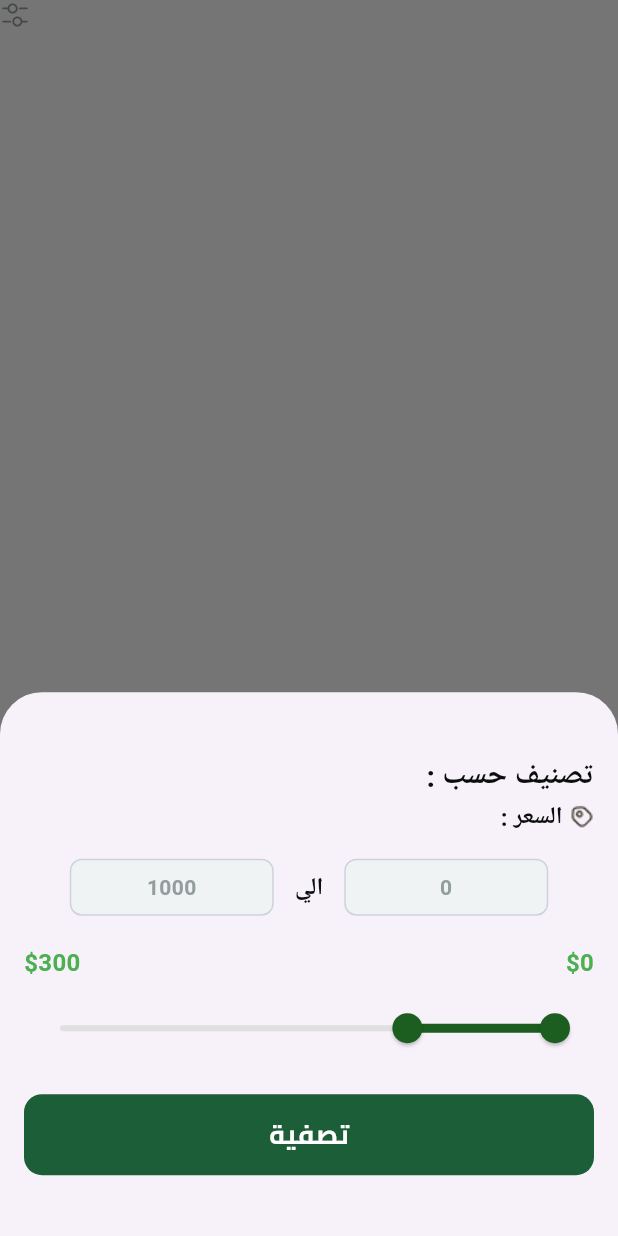
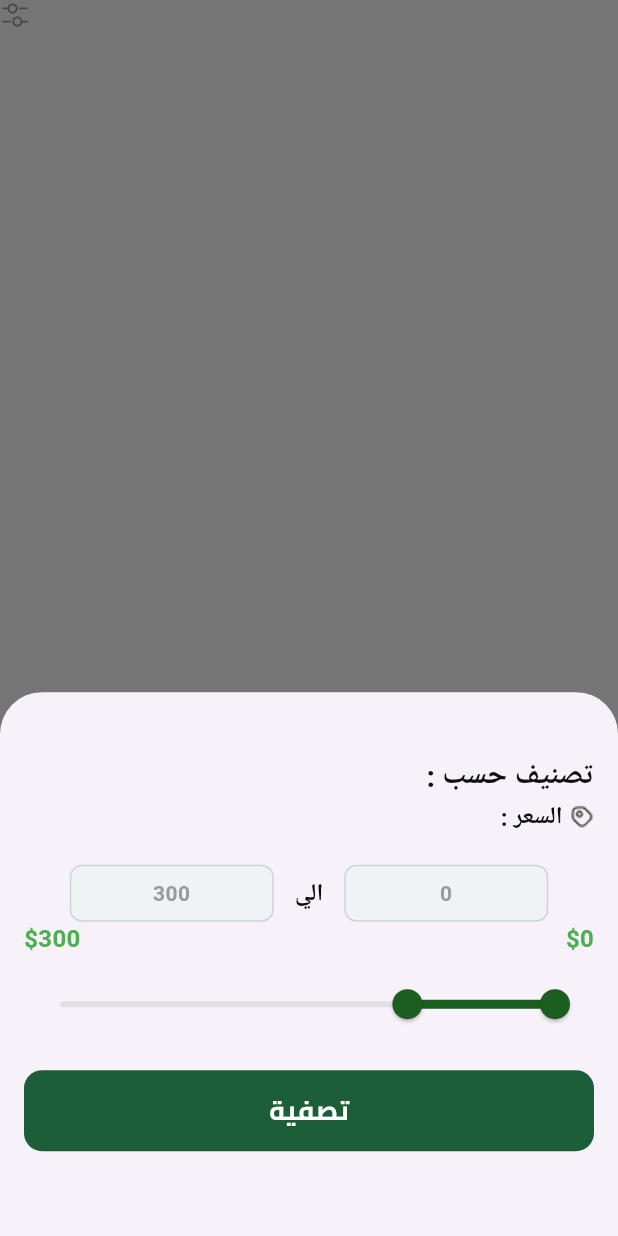
Before and after one commit to karim1430/fruits_app, a Flutter app: the CustomShowModalBottomSheet widget shown alone on an empty page, opened directly, after a tap on an icon or button, on a phone screen of 412 x 824 dp. Run offline on Flutter 3.47's test engine with Material 3 defaults, Android fonts, the phone set to English and light mode, and no system bars; our stand-ins replace awesome_dialog, bloc, cloud_firestore, dartz, firebase_auth, firebase_core and 10 more; missing offline and left inert: flutter_facebook_auth; accounts and stored records are empty; network calls fail; Roboto replaces fonts that are missing (Cairo); statements that could not run were skipped; project files that could hold a hidden picture were left out.

Commit message:
Refactor price range slider and modal components: remove unused code, enhance price logging, and implement custom checkbox for price classification.

```diff
--- a/lib/feature/products/presentation/views/widgets/custom_show_model_bottom_sheet.dart
+++ b/lib/feature/products/presentation/views/widgets/custom_show_model_bottom_sheet.dart
@@ -1,9 +1,9 @@
+import 'dart:developer';
 import 'package:flutter/material.dart';
 import 'package:flutter_svg/svg.dart';
 import 'package:fruits_hub/core/widgets/custom_elevated_button.dart';
-import 'package:fruits_hub/feature/products/presentation/views/widgets/classify_price.dart';
-
 import '../../../../../core/utils/app_styles.dart';
+import 'price_range_slider.dart';
 
 class CustomShowModalBottomSheet extends StatefulWidget {
   const CustomShowModalBottomSheet({super.key});
@@ -43,17 +43,6 @@ class _CustomShowModalBottomSheetState
                     Text('السعر :', style: AppStyles.textStyleBold16),
                   ],
                 ),
-                SizedBox(height: 16),
-                Row(
-                  mainAxisAlignment: MainAxisAlignment.center,
-                  children: [
-                    ClassifyPrice(price: StartPrice),
-                    SizedBox(width: 14),
-                    Text('الي', style: AppStyles.textStyleBold16),
-                    SizedBox(width: 14),
-                    ClassifyPrice(price: EndPrice),
-                  ],
-                ),
                 SizedBox(height: 20),
                 PriceRangeSlider(
                   onChanged: (RangeValues p1) {
@@ -71,7 +60,13 @@ class _CustomShowModalBottomSheetState
                     Expanded(
                       child: CustomElevatedButton(
                         buttonText: 'تصفية',
-                        onPressed: () {},
+                        onPressed: () {
+                          setState(() {
+                            log(
+                              'Start Price: $StartPrice, End Price: $EndPrice',
+                            );
+                          });
+                        },
                       ),
                     ),
                   ],
@@ -85,67 +80,3 @@ class _CustomShowModalBottomSheetState
     );
   }
 }
-
-class PriceRangeSlider extends StatefulWidget {
-  final Function(RangeValues) onChanged; // callback
-
-  const PriceRangeSlider({super.key, required this.onChanged});
-
-  @override
-  _PriceRangeSliderState createState() => _PriceRangeSliderState();
-}
-
-class _PriceRangeSliderState extends State<PriceRangeSlider> {
-  RangeValues _currentRangeValues = const RangeValues(0, 300);
-
-  @override
-  Widget build(BuildContext context) {
-    return Directionality(
-      textDirection: TextDirection.rtl,
-      child: Column(
-        mainAxisAlignment: MainAxisAlignment.center,
-        children: [
-          // Labels
-          Row(
-            mainAxisAlignment: MainAxisAlignment.spaceBetween,
-            children: [
-              Text(
-                "\$${_currentRangeValues.start.round()}",
-                style: const TextStyle(
-                  fontSize: 16,
-                  color: Colors.green,
-                  fontWeight: FontWeight.bold,
-                ),
-              ),
-              Text(
-                "\$${_currentRangeValues.end.round()}",
-                style: const TextStyle(
-                  fontSize: 16,
-                  color: Colors.green,
-                  fontWeight: FontWeight.bold,
-                ),
-              ),
-            ],
-          ),
-          const SizedBox(height: 8),
-
-          // RangeSlider
-          RangeSlider(
-            values: _currentRangeValues,
-            min: 0,
-            max: 1000,
-            divisions: 100,
-            activeColor: Colors.green[900],
-            inactiveColor: Colors.grey[300],
-            onChanged: (RangeValues values) {
-              setState(() {
-                _currentRangeValues = values;
-              });
-              widget.onChanged(values); // نرجع القيم لبره
-            },
-          ),
-        ],
-      ),
-    );
-  }
-}
--- /dev/null
+++ b/lib/feature/products/presentation/views/widgets/price_range_slider.dart
@@ -0,0 +1,78 @@
+import 'package:flutter/material.dart';
+import 'package:fruits_hub/core/utils/app_styles.dart';
+import 'package:fruits_hub/feature/products/presentation/views/widgets/classify_price.dart';
+
+class PriceRangeSlider extends StatefulWidget {
+  final Function(RangeValues) onChanged; // callback
+
+  const PriceRangeSlider({super.key, required this.onChanged});
+
+  @override
+  _PriceRangeSliderState createState() => _PriceRangeSliderState();
+}
+
+class _PriceRangeSliderState extends State<PriceRangeSlider> {
+  RangeValues _currentRangeValues = const RangeValues(0, 300);
+
+  @override
+  Widget build(BuildContext context) {
+    return Directionality(
+      textDirection: TextDirection.rtl,
+      child: Column(
+        mainAxisAlignment: MainAxisAlignment.center,
+        children: [
+          ////////////////////
+          Row(
+            mainAxisAlignment: MainAxisAlignment.center,
+            children: [
+              ClassifyPrice(price: _currentRangeValues.start.round()),
+              SizedBox(width: 14),
+              Text('الي', style: AppStyles.textStyleBold16),
+              SizedBox(width: 14),
+              ClassifyPrice(price: _currentRangeValues.end.round()),
+            ],
+          ),
+          ////////// Labels
+          Row(
+            mainAxisAlignment: MainAxisAlignment.spaceBetween,
+            children: [
+              Text(
+                "\$${_currentRangeValues.start.round()}",
+                style: const TextStyle(
+                  fontSize: 16,
+                  color: Colors.green,
+                  fontWeight: FontWeight.bold,
+                ),
+              ),
+              Text(
+                "\$${_currentRangeValues.end.round()}",
+                style: const TextStyle(
+                  fontSize: 16,
+                  color: Colors.green,
+                  fontWeight: FontWeight.bold,
+                ),
+              ),
+            ],
+          ),
+          const SizedBox(height: 8),
+
+          // RangeSlider
+          RangeSlider(
+            values: _currentRangeValues,
+            min: 0,
+            max: 1000,
+            divisions: 100,
+            activeColor: Colors.green[900],
+            inactiveColor: Colors.grey[300],
+            onChanged: (RangeValues values) {
+              setState(() {
+                _currentRangeValues = values;
+              });
+              widget.onChanged(values); // نرجع القيم لبره
+            },
+          ),
+        ],
+      ),
+    );
+  }
+}
--- a/lib/feature/products/presentation/views/widgets/product_view_body.dart
+++ b/lib/feature/products/presentation/views/widgets/product_view_body.dart
@@ -4,9 +4,9 @@ import 'package:fruits_hub/core/widgets/app_bar_widget.dart';
 import 'package:fruits_hub/core/widgets/best_selling_and_more.dart';
 import 'package:fruits_hub/core/widgets/custom_circle_avatar.dart';
 import 'package:fruits_hub/feature/Best%20Selling/presentation/views/widgets/best_selling_grid_view_bloc_builder.dart';
-import '../../../../../core/routing/routes.dart';
 import '../../../../../core/utils/app_styles.dart';
 import '../../../../home/presentation/views/widgets/search_custom.dart';
+import 'clissify_less_or_more_price_show_modal.dart';
 
 class ProductViewBody extends StatelessWidget {
   const ProductViewBody({super.key});
@@ -29,8 +29,8 @@ class ProductViewBody extends StatelessWidget {
                   ),
                   Spacer(),
                   TextButton(
-                    onPressed: () {
-                      Navigator.of(context).pushNamed(Routes.bestSellingView);
+                    onPressed: () async {
+                      await classifyLessOrMorePriceShowModal(context);
                     },
                     child: Container(
                       padding: const EdgeInsets.symmetric(
```
Also changed, not shown: lib/core/widgets/custom_check_box.dart (added, +42 -0 lines), lib/feature/products/presentation/views/widgets/clissify_less_or_more_price_show_modal.dart (added, +66 -0 lines).
